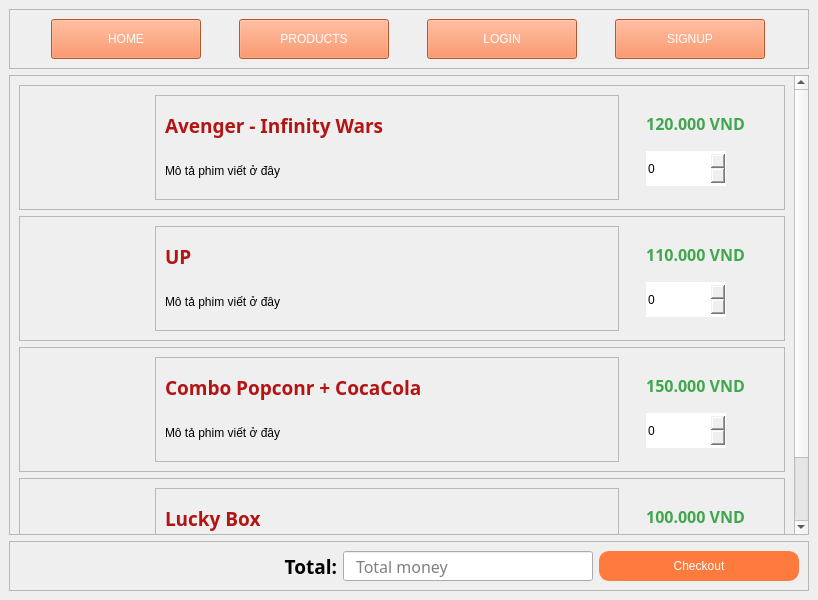
Old version of the form Lesson8/lesson8.ui in the repository trungsliver/MK-C4K-PTA18.
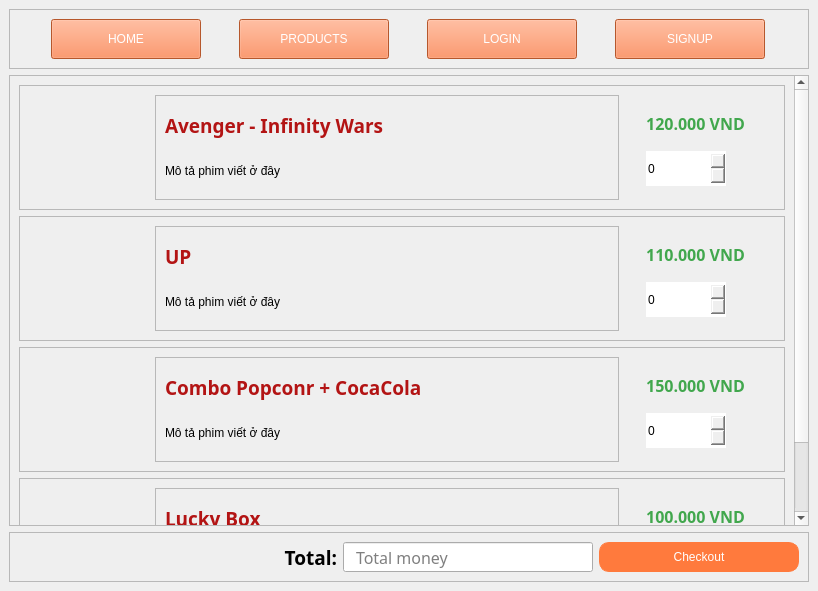
New version of the form. Icons and pictures are not drawn.

Patch:
```diff
--- a/Lesson8/lesson8.ui
+++ b/Lesson8/lesson8.ui
@@ -6,8 +6,8 @@
    <rect>
     <x>0</x>
     <y>0</y>
-    <width>800</width>
-    <height>600</height>
+    <width>796</width>
+    <height>591</height>
    </rect>
   </property>
   <property name="windowTitle">
@@ -182,8 +182,8 @@
        <property name="geometry">
         <rect>
          <x>0</x>
-         <y>-78</y>
-         <width>763</width>
+         <y>0</y>
+         <width>755</width>
          <height>536</height>
         </rect>
        </property>
```
